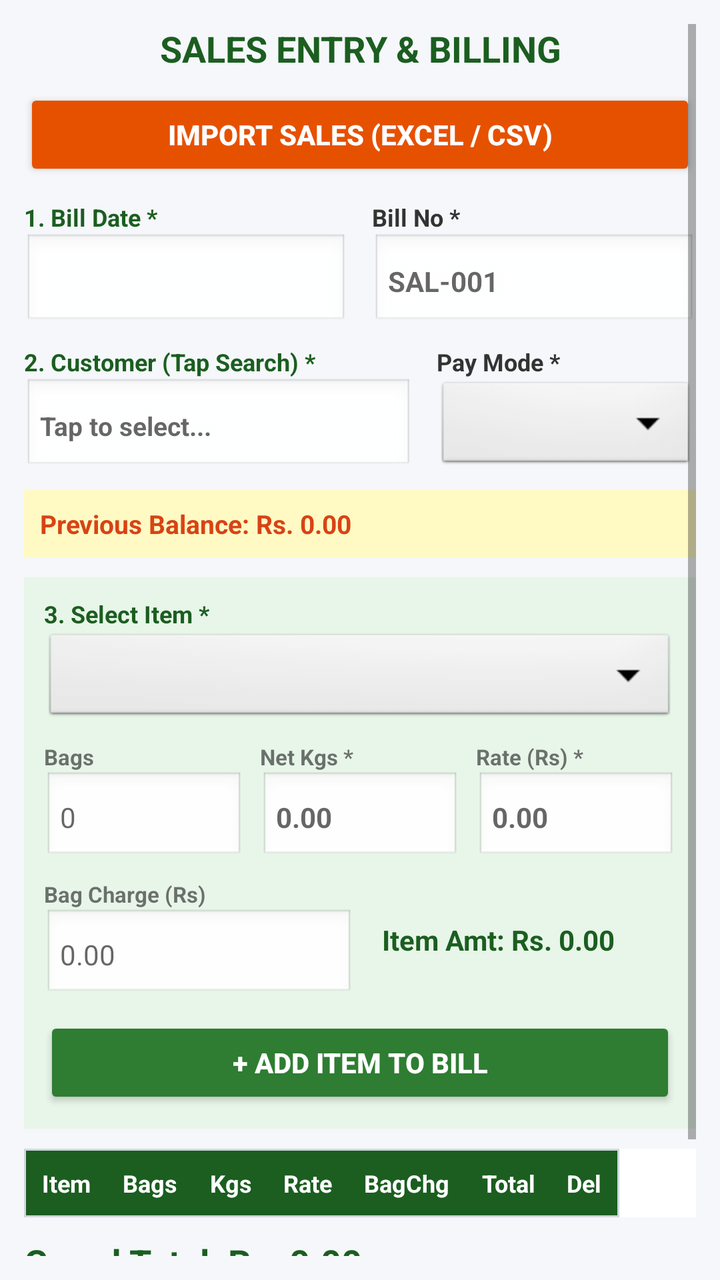
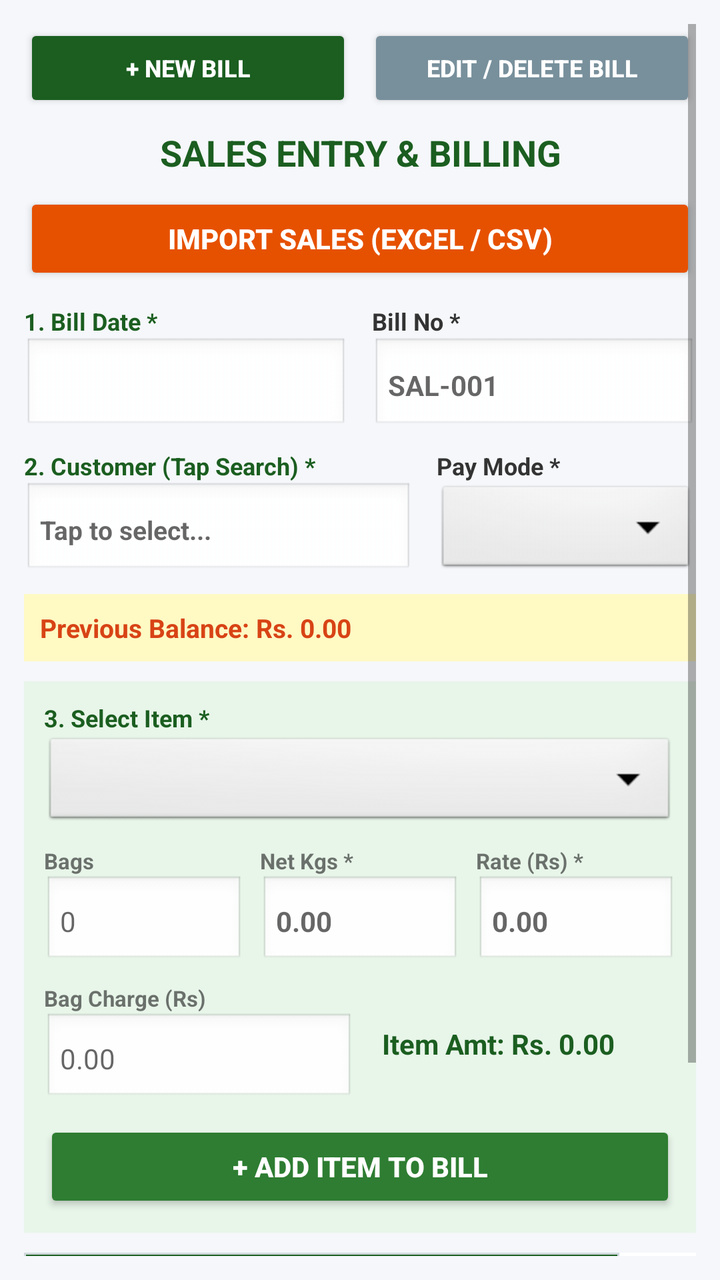

An Android layout rendered at two revisions. The XML below is the earlier revision; the diff shows what the commit changed to produce the second picture.
<!-- AndroidManifest.xml: application theme Theme.AppCompat.Light.DarkActionBar -->
<!-- res/layout/activity_sales.xml -->
<?xml version="1.0" encoding="utf-8"?>
<ScrollView xmlns:android="http://schemas.android.com/apk/res/android"
    android:layout_width="match_parent"
    android:layout_height="match_parent"
    android:background="#F5F7FA"
    android:padding="12dp">

    <LinearLayout
        android:layout_width="match_parent"
        android:layout_height="wrap_content"
        android:orientation="vertical">

        <TextView
            android:layout_width="match_parent"
            android:layout_height="wrap_content"
            android:text="SALES ENTRY &amp; BILLING"
            android:textSize="18sp"
            android:textStyle="bold"
            android:textColor="#1B5E20"
            android:gravity="center"
            android:layout_marginBottom="8dp" />

        
        <Button
            android:id="@+id/btnImportSalesCsv"
            android:layout_width="match_parent"
            android:layout_height="46dp"
            android:text="IMPORT SALES (EXCEL / CSV)"
            android:backgroundTint="#E65100"
            android:textColor="#FFFFFF"
            android:textStyle="bold"
            android:layout_marginBottom="10dp" />

        
        <LinearLayout
            android:layout_width="match_parent"
            android:layout_height="wrap_content"
            android:orientation="horizontal"
            android:weightSum="2"
            android:layout_marginBottom="8dp">

            <LinearLayout android:layout_width="0dp" android:layout_height="wrap_content" android:layout_weight="1" android:orientation="vertical" android:layout_marginEnd="6dp">
                <TextView android:layout_width="wrap_content" android:layout_height="wrap_content" android:text="1. Bill Date *" android:textSize="12sp" android:textStyle="bold" android:textColor="#1B5E20" />
                <EditText
                    android:id="@+id/etSalesDate"
                    android:layout_width="match_parent"
                    android:layout_height="48dp"
                    android:focusable="false"
                    android:clickable="true"
                    android:textColor="#000000"
                    android:textStyle="bold"
                    android:background="@android:drawable/edit_text"
                    android:padding="8dp"
                    android:textSize="14sp" />
            </LinearLayout>

            <LinearLayout android:layout_width="0dp" android:layout_height="wrap_content" android:layout_weight="1" android:orientation="vertical" android:layout_marginStart="6dp">
                <TextView android:layout_width="wrap_content" android:layout_height="wrap_content" android:text="Bill No *" android:textSize="12sp" android:textStyle="bold" android:textColor="#333333" />
                <EditText
                    android:id="@+id/etSalesBillNo"
                    android:layout_width="match_parent"
                    android:layout_height="48dp"
                    android:hint="SAL-001"
                    android:textColor="#000000"
                    android:textStyle="bold"
                    android:background="@android:drawable/edit_text"
                    android:padding="8dp"
                    android:textSize="14sp" />
            </LinearLayout>
        </LinearLayout>

        
        <LinearLayout
            android:layout_width="match_parent"
            android:layout_height="wrap_content"
            android:orientation="horizontal"
            android:weightSum="2"
            android:layout_marginBottom="8dp">

            <LinearLayout android:layout_width="0dp" android:layout_height="wrap_content" android:layout_weight="1.2" android:orientation="vertical" android:layout_marginEnd="6dp">
                <TextView android:layout_width="wrap_content" android:layout_height="wrap_content" android:text="2. Customer (Tap Search) *" android:textSize="12sp" android:textStyle="bold" android:textColor="#1B5E20" />
                <EditText
                    android:id="@+id/etSalesCustomer"
                    android:layout_width="match_parent"
                    android:layout_height="48dp"
                    android:hint="Tap to select..."
                    android:focusable="false"
                    android:clickable="true"
                    android:textColor="#000000"
                    android:textStyle="bold"
                    android:background="@android:drawable/edit_text"
                    android:padding="8dp"
                    android:textSize="13sp" />
            </LinearLayout>

            <LinearLayout android:layout_width="0dp" android:layout_height="wrap_content" android:layout_weight="0.8" android:orientation="vertical" android:layout_marginStart="6dp">
                <TextView android:layout_width="wrap_content" android:layout_height="wrap_content" android:text="Pay Mode *" android:textSize="12sp" android:textStyle="bold" android:textColor="#333333" />
                <Spinner
                    android:id="@+id/spSalesPayMode"
                    android:layout_width="match_parent"
                    android:layout_height="48dp"
                    android:spinnerMode="dialog"
                    android:background="@android:drawable/btn_dropdown" />
            </LinearLayout>
        </LinearLayout>

        
        <TextView
            android:id="@+id/tvSalesCustBalance"
            android:layout_width="match_parent"
            android:layout_height="wrap_content"
            android:text="Previous Balance: Rs. 0.00"
            android:background="#FFF9C4"
            android:textColor="#D84315"
            android:textStyle="bold"
            android:textSize="13sp"
            android:padding="8dp"
            android:layout_marginBottom="10dp" />

        
        <LinearLayout
            android:layout_width="match_parent"
            android:layout_height="wrap_content"
            android:orientation="vertical"
            android:background="#E8F5E9"
            android:padding="10dp"
            android:layout_marginBottom="10dp">

            <TextView android:layout_width="wrap_content" android:layout_height="wrap_content" android:text="3. Select Item *" android:textSize="12sp" android:textStyle="bold" android:textColor="#1B5E20" />
            <Spinner
                android:id="@+id/spSalesItem"
                android:layout_width="match_parent"
                android:layout_height="48dp"
                android:spinnerMode="dialog"
                android:background="@android:drawable/btn_dropdown"
                android:layout_marginBottom="8dp" />

            
            <LinearLayout
                android:layout_width="match_parent"
                android:layout_height="wrap_content"
                android:orientation="horizontal"
                android:weightSum="3"
                android:layout_marginBottom="8dp">

                <LinearLayout android:layout_width="0dp" android:layout_height="wrap_content" android:layout_weight="1" android:orientation="vertical" android:layout_marginEnd="4dp">
                    <TextView android:layout_width="wrap_content" android:layout_height="wrap_content" android:text="Bags" android:textSize="11sp" android:textStyle="bold" />
                    <EditText
                        android:id="@+id/etSalesBags"
                        android:layout_width="match_parent"
                        android:layout_height="46dp"
                        android:hint="0"
                        android:inputType="number"
                        android:textColor="#000000"
                        android:background="@android:drawable/edit_text"
                        android:padding="8dp"
                        android:textSize="14sp" />
                </LinearLayout>

                <LinearLayout android:layout_width="0dp" android:layout_height="wrap_content" android:layout_weight="1" android:orientation="vertical" android:layout_marginHorizontal="4dp">
                    <TextView android:layout_width="wrap_content" android:layout_height="wrap_content" android:text="Net Kgs *" android:textSize="11sp" android:textStyle="bold" />
                    <EditText
                        android:id="@+id/etSalesKgs"
                        android:layout_width="match_parent"
                        android:layout_height="46dp"
                        android:hint="0.00"
                        android:inputType="numberDecimal"
                        android:textColor="#000000"
                        android:textStyle="bold"
                        android:background="@android:drawable/edit_text"
                        android:padding="8dp"
                        android:textSize="14sp" />
                </LinearLayout>

                <LinearLayout android:layout_width="0dp" android:layout_height="wrap_content" android:layout_weight="1" android:orientation="vertical" android:layout_marginStart="4dp">
                    <TextView android:layout_width="wrap_content" android:layout_height="wrap_content" android:text="Rate (Rs) *" android:textSize="11sp" android:textStyle="bold" />
                    <EditText
                        android:id="@+id/etSalesRate"
                        android:layout_width="match_parent"
                        android:layout_height="46dp"
                        android:hint="0.00"
                        android:inputType="numberDecimal"
                        android:textColor="#000000"
                        android:textStyle="bold"
                        android:background="@android:drawable/edit_text"
                        android:padding="8dp"
                        android:textSize="14sp" />
                </LinearLayout>
            </LinearLayout>

            
            <LinearLayout
                android:layout_width="match_parent"
                android:layout_height="wrap_content"
                android:orientation="horizontal"
                android:weightSum="2"
                android:gravity="center_vertical"
                android:layout_marginBottom="8dp">

                <LinearLayout android:layout_width="0dp" android:layout_height="wrap_content" android:layout_weight="1" android:orientation="vertical" android:layout_marginEnd="6dp">
                    <TextView android:layout_width="wrap_content" android:layout_height="wrap_content" android:text="Bag Charge (Rs)" android:textSize="11sp" android:textStyle="bold" />
                    <EditText
                        android:id="@+id/etSalesBagCharge"
                        android:layout_width="match_parent"
                        android:layout_height="46dp"
                        android:hint="0.00"
                        android:inputType="numberDecimal"
                        android:textColor="#000000"
                        android:background="@android:drawable/edit_text"
                        android:padding="8dp"
                        android:textSize="14sp" />
                </LinearLayout>

                <TextView
                    android:id="@+id/tvLineAmountPreview"
                    android:layout_width="0dp"
                    android:layout_height="46dp"
                    android:layout_weight="1"
                    android:text="Item Amt: Rs. 0.00"
                    android:gravity="center_vertical"
                    android:textColor="#1B5E20"
                    android:textStyle="bold"
                    android:textSize="14sp"
                    android:paddingStart="8dp" />
            </LinearLayout>

            <Button
                android:id="@+id/btnAddSalesItem"
                android:layout_width="match_parent"
                android:layout_height="46dp"
                android:text="+ ADD ITEM TO BILL"
                android:backgroundTint="#2E7D32"
                android:textColor="#FFFFFF"
                android:textStyle="bold" />
        </LinearLayout>

        
        <HorizontalScrollView
            android:layout_width="match_parent"
            android:layout_height="wrap_content"
            android:background="#FFFFFF"
            android:layout_marginBottom="10dp">

            <TableLayout
                android:id="@+id/tlSalesItemsGrid"
                android:layout_width="wrap_content"
                android:layout_height="wrap_content"
                android:stretchColumns="*"
                android:background="#CFD8DC"
                android:padding="1dp">

                <TableRow android:background="#1B5E20">
                    <TextView android:layout_width="wrap_content" android:layout_height="wrap_content" android:text="Item" android:textColor="#FFFFFF" android:textStyle="bold" android:textSize="12sp" android:padding="8dp" />
                    <TextView android:layout_width="wrap_content" android:layout_height="wrap_content" android:text="Bags" android:textColor="#FFFFFF" android:textStyle="bold" android:textSize="12sp" android:padding="8dp" android:gravity="end" />
                    <TextView android:layout_width="wrap_content" android:layout_height="wrap_content" android:text="Kgs" android:textColor="#FFFFFF" android:textStyle="bold" android:textSize="12sp" android:padding="8dp" android:gravity="end" />
                    <TextView android:layout_width="wrap_content" android:layout_height="wrap_content" android:text="Rate" android:textColor="#FFFFFF" android:textStyle="bold" android:textSize="12sp" android:padding="8dp" android:gravity="end" />
                    <TextView android:layout_width="wrap_content" android:layout_height="wrap_content" android:text="BagChg" android:textColor="#FFFFFF" android:textStyle="bold" android:textSize="12sp" android:padding="8dp" android:gravity="end" />
                    <TextView android:layout_width="wrap_content" android:layout_height="wrap_content" android:text="Total" android:textColor="#FFFFFF" android:textStyle="bold" android:textSize="12sp" android:padding="8dp" android:gravity="end" />
                    <TextView android:layout_width="wrap_content" android:layout_height="wrap_content" android:text="Del" android:textColor="#FFFFFF" android:textStyle="bold" android:textSize="12sp" android:padding="8dp" android:gravity="center" />
                </TableRow>
            </TableLayout>
        </HorizontalScrollView>

        <TextView
            android:id="@+id/tvSalesGrandTotal"
            android:layout_width="match_parent"
            android:layout_height="wrap_content"
            android:text="Grand Total: Rs. 0.00"
            android:textSize="18sp"
            android:textStyle="bold"
            android:textColor="#1B5E20"
            android:layout_marginBottom="12dp" />

        <Button
            android:id="@+id/btnSaveSalesBill"
            android:layout_width="match_parent"
            android:layout_height="52dp"
            android:text="SAVE SALES BILL"
            android:backgroundTint="#1B5E20"
            android:textColor="#FFFFFF"
            android:textStyle="bold" />

    </LinearLayout>
</ScrollView>
<!-- resources referenced by this layout -->
<resources>

</resources>

<!-- the commit's change to res/layout/activity_sales.xml (unified diff, before → after) -->
@@ -10,7 +10,41 @@
         android:layout_height="wrap_content"
         android:orientation="vertical">
 
+        
+        <LinearLayout
+            android:layout_width="match_parent"
+            android:layout_height="wrap_content"
+            android:orientation="horizontal"
+            android:weightSum="2"
+            android:layout_marginBottom="8dp">
+
+            <Button
+                android:id="@+id/btnModeNewSales"
+                android:layout_width="0dp"
+                android:layout_height="44dp"
+                android:layout_weight="1"
+                android:text="+ NEW BILL"
+                android:backgroundTint="#1B5E20"
+                android:textColor="#FFFFFF"
+                android:textStyle="bold"
+                android:textSize="12sp"
+                android:layout_marginEnd="4dp" />
+
+            <Button
+                android:id="@+id/btnModeEditSales"
+                android:layout_width="0dp"
+                android:layout_height="44dp"
+                android:layout_weight="1"
+                android:text="EDIT / DELETE BILL"
+                android:backgroundTint="#78909C"
+                android:textColor="#FFFFFF"
+                android:textStyle="bold"
+                android:textSize="12sp"
+                android:layout_marginStart="4dp" />
+        </LinearLayout>
+
         <TextView
+            android:id="@+id/tvSalesHeader"
             android:layout_width="match_parent"
             android:layout_height="wrap_content"
             android:text="SALES ENTRY &amp; BILLING"
@@ -19,6 +53,63 @@
             android:textColor="#1B5E20"
             android:gravity="center"
             android:layout_marginBottom="8dp" />
+
+        
+        <LinearLayout
+            android:id="@+id/layoutEditSalesPanel"
+            android:layout_width="match_parent"
+            android:layout_height="wrap_content"
+            android:orientation="vertical"
+            android:background="#FFF3E0"
+            android:padding="10dp"
+            android:visibility="gone"
+            android:layout_marginBottom="10dp">
+
+            <TextView
+                android:layout_width="match_parent"
+                android:layout_height="wrap_content"
+                android:text="Filter Bills to Edit or Delete:"
+                android:textStyle="bold"
+                android:textColor="#E65100"
+                android:textSize="13sp"
+                android:layout_marginBottom="6dp" />
+
+            <LinearLayout
+                android:layout_width="match_parent"
+                android:layout_height="wrap_content"
+                android:orientation="horizontal"
+                android:weightSum="2"
+                android:layout_marginBottom="8dp">
+
+                <LinearLayout android:layout_width="0dp" android:layout_height="wrap_content" android:layout_weight="0.9" android:orientation="vertical" android:layout_marginEnd="4dp">
+                    <TextView android:layout_width="wrap_content" android:layout_height="wrap_content" android:text="Bill Date" android:textSize="11sp" android:textStyle="bold" />
+                    <EditText
+                        android:id="@+id/etEditSalesFilterDate"
+                        android:layout_width="match_parent"
+                        android:layout_height="44dp"
+                        android:focusable="false"
+                        android:clickable="true"
+                        android:background="@android:drawable/edit_text"
+                        android:padding="8dp"
+                        android:textSize="13sp" />
+                </LinearLayout>
+
+                <LinearLayout android:layout_width="0dp" android:layout_height="wrap_content" android:layout_weight="1.1" android:orientation="vertical" android:layout_marginStart="4dp">
+                    <TextView android:layout_width="wrap_content" android:layout_height="wrap_content" android:text="Customer" android:textSize="11sp" android:textStyle="bold" />
+                    <Spinner
+                        android:id="@+id/spEditSalesFilterCustomer"
+                        android:layout_width="match_parent"
+                        android:layout_height="44dp"
+                        android:background="@android:drawable/btn_dropdown" />
+                </LinearLayout>
+            </LinearLayout>
+
+            <LinearLayout
+                android:id="@+id/llMatchingSalesList"
+                android:layout_width="match_parent"
+                android:layout_height="wrap_content"
+                android:orientation="vertical" />
+        </LinearLayout>
 
         
         <Button
@@ -99,7 +190,6 @@
                     android:id="@+id/spSalesPayMode"
                     android:layout_width="match_parent"
                     android:layout_height="48dp"
-                    android:spinnerMode="dialog"
                     android:background="@android:drawable/btn_dropdown" />
             </LinearLayout>
         </LinearLayout>
@@ -131,7 +221,6 @@
                 android:id="@+id/spSalesItem"
                 android:layout_width="match_parent"
                 android:layout_height="48dp"
-                android:spinnerMode="dialog"
                 android:background="@android:drawable/btn_dropdown"
                 android:layout_marginBottom="8dp" />
 
